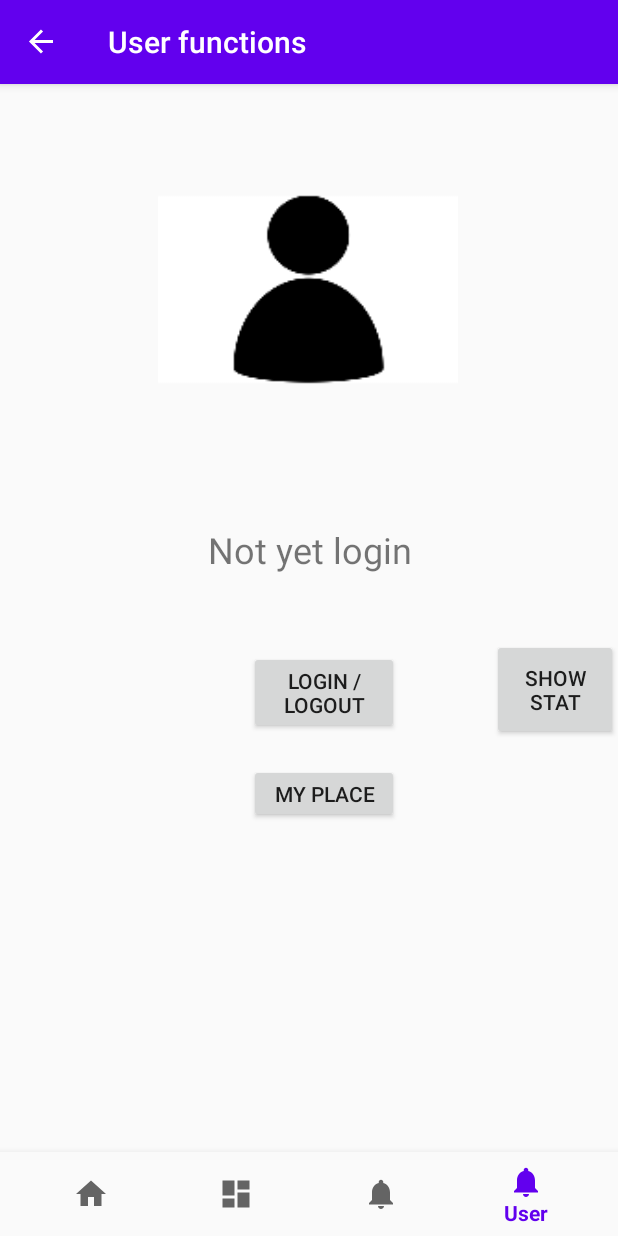
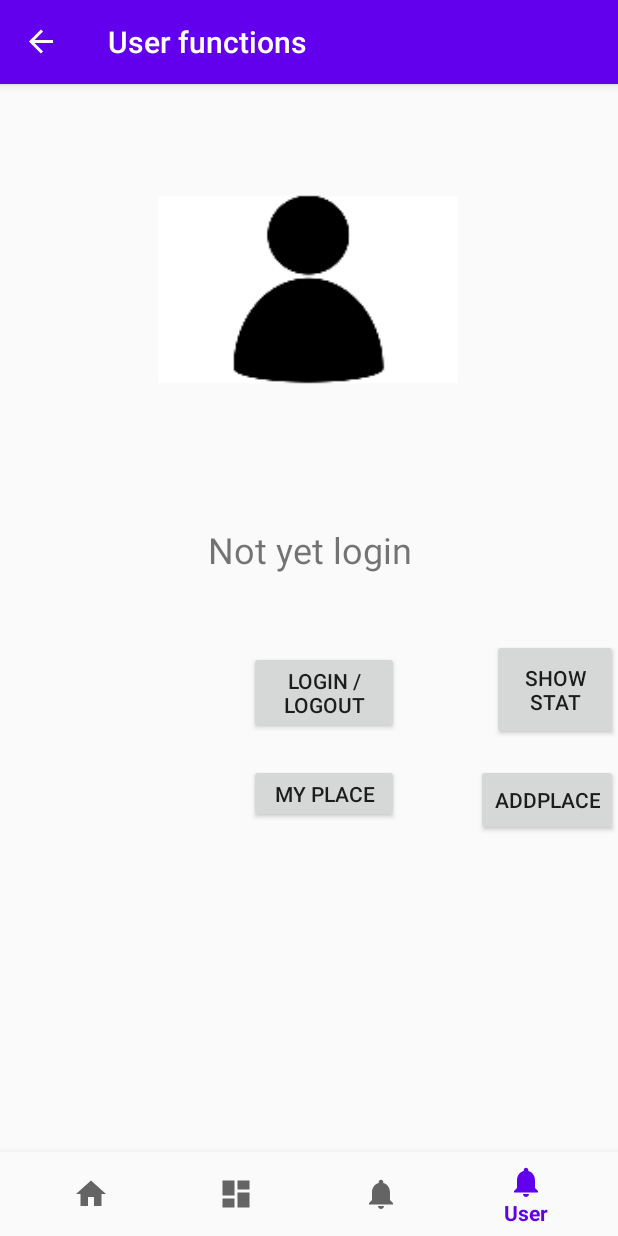
Before and after one commit to mckwokj/COMP4097_Tourist_Attraction_app, an Android app: the screen it shows after launch (MainActivity), on a phone screen of 412 x 824 dp. Run offline under Robolectric (Android 15) with nearby library versions, the phone set to English and light mode, and no system bars; our stand-ins replace Firebase (no records; nobody signed in at launch, a user with empty details on screens opened directly), navigation-ui.

```diff
--- a/app/src/main/res/layout/fragment_user.xml
+++ b/app/src/main/res/layout/fragment_user.xml
@@ -67,5 +67,14 @@
             app:layout_constraintHorizontal_bias="0.533"
             app:layout_constraintStart_toStartOf="parent"
             app:layout_constraintTop_toBottomOf="@+id/logBtn" />
+
+        <Button
+            android:id="@+id/addPlaceBtn"
+            android:layout_width="wrap_content"
+            android:layout_height="wrap_content"
+            android:layout_marginTop="16dp"
+            android:text="addPlace"
+            app:layout_constraintEnd_toEndOf="parent"
+            app:layout_constraintTop_toBottomOf="@+id/showUserBtn" />
     </androidx.constraintlayout.widget.ConstraintLayout>
 </FrameLayout>
```
Also changed, not shown: app/src/main/java/edu/hkbu/comp/comp4097/comp4097project/userFragment.kt (+66 -20 lines).
